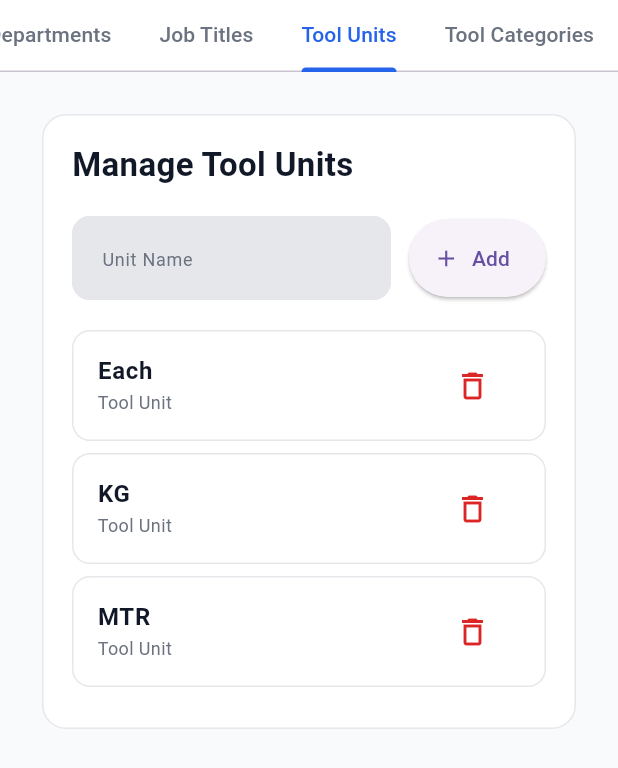
After one commit to KingNarmar/mina_system, a Flutter app: the _LookupsView screen opened directly, tab 3 chosen, on a phone screen of 412 x 824 dp. The commit adds this screen. Shown: the top 768 px of the screen. Run offline on Flutter 3.47's test engine with Material 3 defaults, Android fonts, the phone set to English and light mode, and no system bars; our stand-ins replace device_preview, flutter_bloc, gap, go_router.

Commit message:
feat: add tool management features including units and categories with CRUD operations

```diff
--- a/lib/features/lookups/presentation/cubit/lookups_cubit.dart
+++ b/lib/features/lookups/presentation/cubit/lookups_cubit.dart
@@ -5,8 +5,10 @@ class LookupsCubit extends Cubit<LookupsState> {
   LookupsCubit()
     : super(
         const LookupsState(
-          departments: _initialDepartments,
-          jobTitlesByDepartment: _initialJobTitlesByDepartment,
+         departments: _initialDepartments,
+        jobTitlesByDepartment: _initialJobTitlesByDepartment,
+        toolUnits: _initialToolUnits,
+        toolCategories: _initialToolCategories,
         ),
       );
 
@@ -71,7 +73,22 @@ class LookupsCubit extends Cubit<LookupsState> {
     'HR': ['HR Manager', 'HR Officer', 'HR Assistant'],
     'Admin': ['Admin Manager', 'Admin Assistant', 'Document Controller'],
   };
+static const List<String> _initialToolUnits = [
+  'Each',
+  'KG',
+  'MTR',
+];
 
+static const List<String> _initialToolCategories = [
+  'Power Tools',
+  'Welding Tools',
+  'Consumables',
+  'Measuring Tools',
+  'Hand Tools',
+  'Safety Tools',
+  'Lifting Tools',
+  'Electrical Tools',
+];
   void addDepartment(String department) {
     final cleanDepartment = department.trim();
 
@@ -156,7 +173,54 @@ class LookupsCubit extends Cubit<LookupsState> {
 
     emit(state.copyWith(jobTitlesByDepartment: updatedJobTitlesByDepartment));
   }
+void addToolUnit(String unit) {
+  final cleanUnit = unit.trim();
 
+  if (cleanUnit.isEmpty) {
+    return;
+  }
+
+  if (_containsValue(state.toolUnits, cleanUnit)) {
+    return;
+  }
+
+  final updatedToolUnits = List<String>.from(state.toolUnits)..add(cleanUnit);
+
+  emit(state.copyWith(toolUnits: updatedToolUnits));
+}
+
+void deleteToolUnit(String unit) {
+  final updatedToolUnits = state.toolUnits.where((item) {
+    return !_isSameValue(item, unit);
+  }).toList();
+
+  emit(state.copyWith(toolUnits: updatedToolUnits));
+}
+
+void addToolCategory(String category) {
+  final cleanCategory = category.trim();
+
+  if (cleanCategory.isEmpty) {
+    return;
+  }
+
+  if (_containsValue(state.toolCategories, cleanCategory)) {
+    return;
+  }
+
+  final updatedToolCategories = List<String>.from(state.toolCategories)
+    ..add(cleanCategory);
+
+  emit(state.copyWith(toolCategories: updatedToolCategories));
+}
+
+void deleteToolCategory(String category) {
+  final updatedToolCategories = state.toolCategories.where((item) {
+    return !_isSameValue(item, category);
+  }).toList();
+
+  emit(state.copyWith(toolCategories: updatedToolCategories));
+}
   bool _containsValue(List<String> values, String value) {
     return values.any((item) => _isSameValue(item, value));
   }
--- a/lib/features/lookups/presentation/cubit/lookups_state.dart
+++ b/lib/features/lookups/presentation/cubit/lookups_state.dart
@@ -2,10 +2,14 @@ class LookupsState {
   const LookupsState({
     required this.departments,
     required this.jobTitlesByDepartment,
+    required this.toolUnits,
+    required this.toolCategories,
   });
 
   final List<String> departments;
   final Map<String, List<String>> jobTitlesByDepartment;
+  final List<String> toolUnits;
+  final List<String> toolCategories;
 
   List<String> getJobTitlesByDepartment(String? department) {
     if (department == null || department.trim().isEmpty) {
@@ -18,11 +22,15 @@ class LookupsState {
   LookupsState copyWith({
     List<String>? departments,
     Map<String, List<String>>? jobTitlesByDepartment,
+    List<String>? toolUnits,
+    List<String>? toolCategories,
   }) {
     return LookupsState(
       departments: departments ?? this.departments,
       jobTitlesByDepartment:
           jobTitlesByDepartment ?? this.jobTitlesByDepartment,
+      toolUnits: toolUnits ?? this.toolUnits,
+      toolCategories: toolCategories ?? this.toolCategories,
     );
   }
 }
--- /dev/null
+++ b/lib/features/lookups/presentation/functions/add_tool_unit_lookup.dart
@@ -0,0 +1,32 @@
+import 'package:flutter/material.dart';
+import 'package:flutter_bloc/flutter_bloc.dart';
+import 'package:mina_system/features/lookups/presentation/cubit/lookups_cubit.dart';
+import 'package:mina_system/features/lookups/presentation/functions/show_lookup_message.dart';
+
+bool addToolUnitLookup({
+  required BuildContext context,
+  required String unit,
+  required List<String> units,
+}) {
+  final cleanUnit = unit.trim();
+
+  if (cleanUnit.isEmpty) {
+    showLookupMessage(context, 'Please enter unit');
+    return false;
+  }
+
+  final isDuplicated = units.any((item) {
+    return item.trim().toLowerCase() == cleanUnit.toLowerCase();
+  });
+
+  if (isDuplicated) {
+    showLookupMessage(context, 'Unit already exists');
+    return false;
+  }
+
+  context.read<LookupsCubit>().addToolUnit(cleanUnit);
+
+  showLookupMessage(context, 'Unit added successfully');
+
+  return true;
+}
--- /dev/null
+++ b/lib/features/lookups/presentation/functions/delete_tool_unit_lookup.dart
@@ -0,0 +1,26 @@
+import 'package:flutter/material.dart';
+import 'package:flutter_bloc/flutter_bloc.dart';
+import 'package:mina_system/features/lookups/presentation/cubit/lookups_cubit.dart';
+import 'package:mina_system/features/lookups/presentation/functions/show_lookup_message.dart';
+import 'package:mina_system/features/tools/presentation/cubit/tools_cubit.dart';
+
+void deleteToolUnitLookup({
+  required BuildContext context,
+  required String unit,
+}) {
+  final isUnitUsed = context.read<ToolsCubit>().state.tools.any((tool) {
+    return tool.unit.trim().toLowerCase() == unit.trim().toLowerCase();
+  });
+
+  if (isUnitUsed) {
+    showLookupMessage(
+      context,
+      'Cannot delete unit because it is used by tools',
+    );
+    return;
+  }
+
+  context.read<LookupsCubit>().deleteToolUnit(unit);
+
+  showLookupMessage(context, 'Unit deleted successfully');
+}
--- a/lib/features/lookups/presentation/screens/lookups_screen.dart
+++ b/lib/features/lookups/presentation/screens/lookups_screen.dart
@@ -2,6 +2,8 @@ import 'package:flutter/material.dart';
 import 'package:mina_system/core/theme/app_colors.dart';
 import 'package:mina_system/features/lookups/presentation/widgets/departments_tab.dart';
 import 'package:mina_system/features/lookups/presentation/widgets/job_titles_tab.dart';
+import 'package:mina_system/features/lookups/presentation/widgets/tool_categories_tab.dart';
+import 'package:mina_system/features/lookups/presentation/widgets/tool_units_tab.dart';
 
 class LookupsScreen extends StatelessWidget {
   const LookupsScreen({super.key});
@@ -18,7 +20,7 @@ class _LookupsView extends StatelessWidget {
   @override
   Widget build(BuildContext context) {
     return DefaultTabController(
-      length: 2,
+      length: 4,
       child: Scaffold(
         backgroundColor: AppColors.background,
         body: Column(
@@ -26,17 +28,28 @@ class _LookupsView extends StatelessWidget {
             Container(
               color: AppColors.card,
               child: const TabBar(
+                isScrollable: true,
+                tabAlignment: TabAlignment.start,
                 labelColor: AppColors.accent,
                 unselectedLabelColor: AppColors.textSecondary,
                 indicatorColor: AppColors.accent,
                 tabs: [
                   Tab(text: 'Departments'),
                   Tab(text: 'Job Titles'),
+                  Tab(text: 'Tool Units'),
+                  Tab(text: 'Tool Categories'),
                 ],
               ),
             ),
             const Expanded(
-              child: TabBarView(children: [DepartmentsTab(), JobTitlesTab()]),
+              child: TabBarView(
+                children: [
+                  DepartmentsTab(),
+                  JobTitlesTab(),
+                  ToolUnitsTab(),
+                  ToolCategoriesTab(),
+                ],
+              ),
             ),
           ],
         ),
--- /dev/null
+++ b/lib/features/lookups/presentation/widgets/tool_units_tab.dart
@@ -0,0 +1,98 @@
+import 'package:flutter/material.dart';
+import 'package:flutter_bloc/flutter_bloc.dart';
+import 'package:mina_system/core/widgets/custom_text_form_field.dart';
+import 'package:mina_system/features/lookups/presentation/cubit/lookups_cubit.dart';
+import 'package:mina_system/features/lookups/presentation/cubit/lookups_state.dart';
+import 'package:mina_system/features/lookups/presentation/functions/add_tool_unit_lookup.dart';
+import 'package:mina_system/features/lookups/presentation/functions/confirm_delete_lookup.dart';
+import 'package:mina_system/features/lookups/presentation/functions/delete_tool_unit_lookup.dart';
+import 'package:mina_system/features/lookups/presentation/widgets/empty_lookup_message.dart';
+import 'package:mina_system/features/lookups/presentation/widgets/lookup_card.dart';
+import 'package:mina_system/features/lookups/presentation/widgets/lookup_list_tile.dart';
+
+class ToolUnitsTab extends StatefulWidget {
+  const ToolUnitsTab({super.key});
+
+  @override
+  State<ToolUnitsTab> createState() => _ToolUnitsTabState();
+}
+
+class _ToolUnitsTabState extends State<ToolUnitsTab> {
+  final _unitController = TextEditingController();
+
+  @override
+  void dispose() {
+    _unitController.dispose();
+    super.dispose();
+  }
+
+  @override
+  Widget build(BuildContext context) {
+    return BlocBuilder<LookupsCubit, LookupsState>(
+      builder: (context, state) {
+        return SingleChildScrollView(
+          padding: const EdgeInsets.all(24),
+          child: LookupCard(
+            title: 'Manage Tool Units',
+            child: Column(
+              children: [
+                Row(
+                  children: [
+                    Expanded(
+                      child: CustomTextFormField(
+                        hint: 'Unit Name',
+                        controller: _unitController,
+                      ),
+                    ),
+                    const SizedBox(width: 12),
+                    SizedBox(
+                      height: 52,
+                      child: ElevatedButton.icon(
+                        onPressed: () {
+                          final isAdded = addToolUnitLookup(
+                            context: context,
+                            unit: _unitController.text,
+                            units: state.toolUnits,
+                          );
+
+                          if (isAdded) {
+                            _unitController.clear();
+                          }
+                        },
+                        icon: const Icon(Icons.add),
+                        label: const Text('Add'),
+                      ),
+                    ),
+                  ],
+                ),
+                const SizedBox(height: 20),
+                if (state.toolUnits.isEmpty)
+                  const EmptyLookupMessage(message: 'No tool units found')
+                else
+                  ...state.toolUnits.map((unit) {
+                    return LookupListTile(
+                      title: unit,
+                      subtitle: 'Tool Unit',
+                      onDelete: () {
+                        confirmDeleteLookup(
+                          context: context,
+                          title: 'Delete Tool Unit',
+                          message: 'Are you sure you want to delete $unit?',
+                          onConfirm: () {
+                            deleteToolUnitLookup(
+                              context: context,
+                              unit: unit,
+                            );
+                          },
+                        );
+                      },
+                    );
+                  }),
+              ],
+            ),
+          ),
+        );
+      },
+    );
+  }
+}
```
Also changed, not shown: lib/features/lookups/presentation/functions/add_tool_category_lookup.dart (added, +32 -0 lines), lib/features/lookups/presentation/functions/delete_tool_category_lookup.dart (added, +26 -0 lines), lib/features/lookups/presentation/widgets/tool_categories_tab.dart (added, +98 -0 lines), lib/features/tools/presentation/functions/show_tool_form.dart (+13 -4 lines), lib/features/tools/presentation/widgets/form/add_edit_tool_form.dart (+9 -3 lines).
